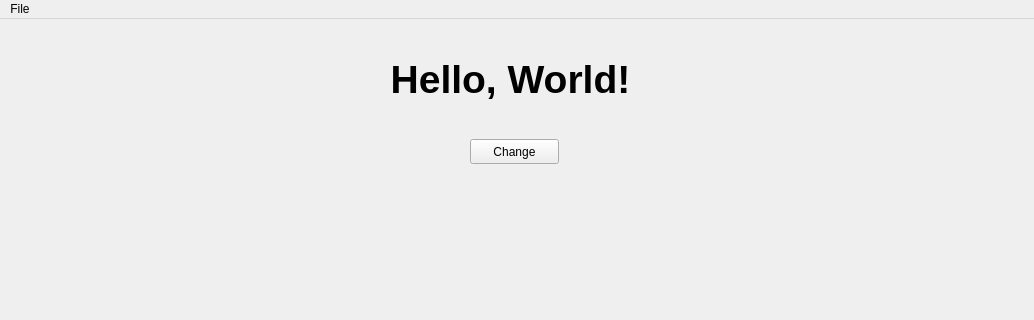
Above: py_qt.ui from 23Pstars/py-utils before the change; both pictures show x 0 to 1034 and y 0 to 320 of the 1034 by 839 pixel window. Below: the same form after it.
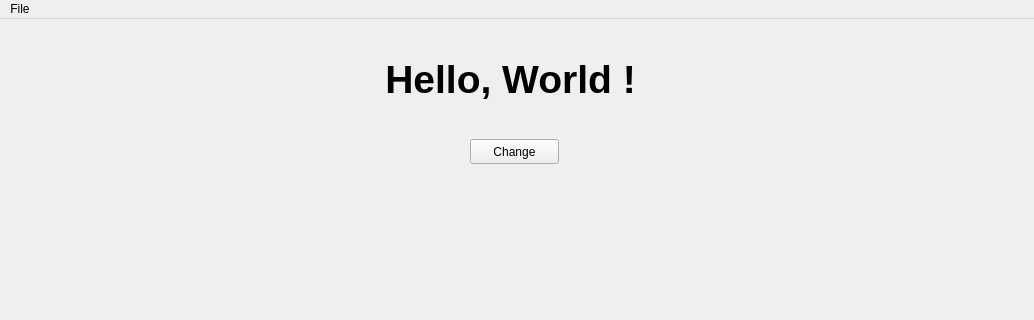
That is the form after the change.

```diff
--- a/py_qt.ui
+++ b/py_qt.ui
@@ -31,7 +31,7 @@
      </font>
     </property>
     <property name="text">
-     <string>Hello, World!</string>
+     <string>Hello, World !</string>
     </property>
     <property name="alignment">
      <set>Qt::AlignCenter</set>
```
